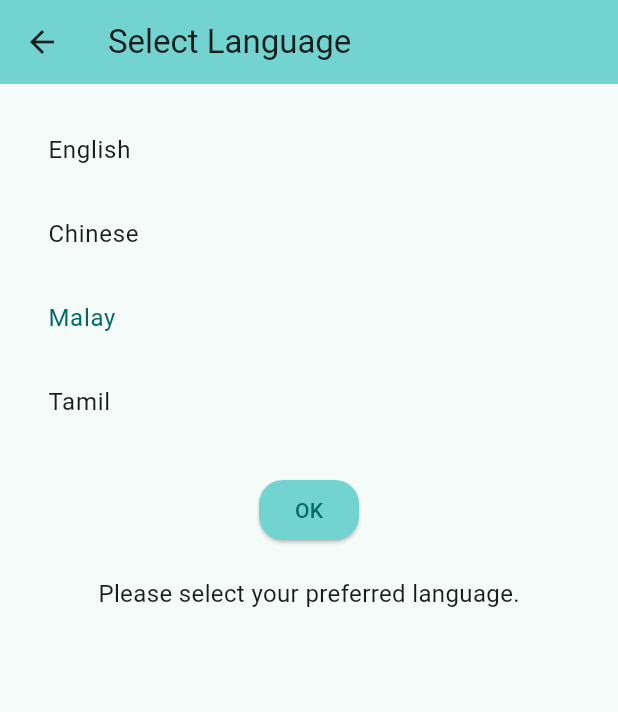
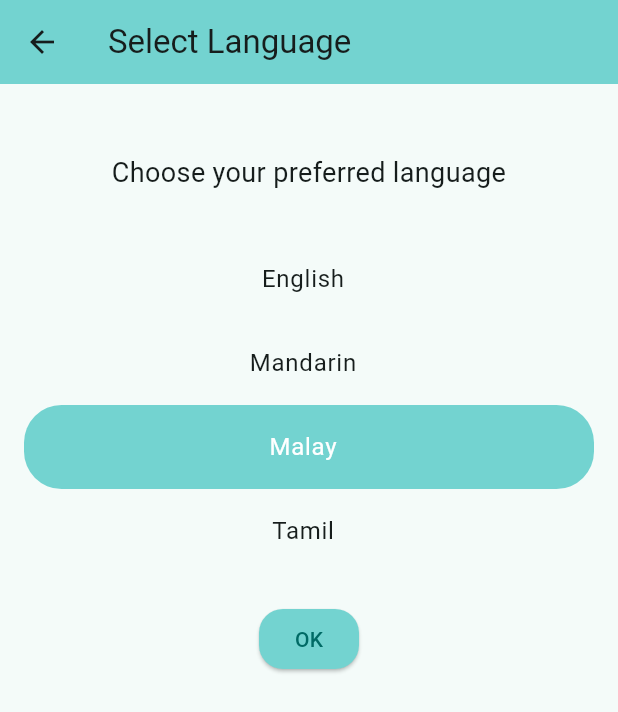
Before and after one commit to ayres-xxvii/safe_guard_sg, a Flutter app: the LanguagePage screen opened directly, after a tap on "Malay", on a phone screen of 412 x 824 dp. Shown: the top 712 px of the screen. Run offline on Flutter 3.47's test engine with Material 3 defaults, Android fonts, the light colour scheme and no system bars; our stand-ins replace flutter_map, geocoding, geolocator, image_picker, latlong2, shared_preferences; accounts and stored records are empty; generated files the repository leaves out were written again; Roboto replaces fonts that are missing (Poppins).

Commit message:
feat: working stateful language translation

```diff
--- a/lib/language.dart
+++ b/lib/language.dart
@@ -1,5 +1,7 @@
 import 'package:flutter/material.dart';
+import 'package:safe_guard_sg/main.dart';
 import 'package:shared_preferences/shared_preferences.dart';
+import 'package:flutter_gen/gen_l10n/app_localizations.dart';
 
 class LanguagePage extends StatefulWidget {
   const LanguagePage({super.key});
@@ -9,7 +11,17 @@ class LanguagePage extends StatefulWidget {
 }
 
 class _LanguagePageState extends State<LanguagePage> {
-  String? _selectedLanguage;
+  String? _selectedLanguage = 'en';
+
+  @override
+  void initState() {
+    super.initState();
+    WidgetsBinding.instance.addPostFrameCallback((_) {
+      setState(() {
+        _selectedLanguage = Localizations.localeOf(context).languageCode;
+      });
+    });
+  }
 
   // This function will save the selected language in shared preferences
   Future<void> _saveLanguagePreference(String language) async {
@@ -19,20 +31,29 @@ class _LanguagePageState extends State<LanguagePage> {
 
   // This function will handle when the OK button is pressed
   void _onOkPressed() {
-    if (_selectedLanguage != null) {
+    // if (_selectedLanguage != null) {
       // Save the selected language to shared preferences
       _saveLanguagePreference(_selectedLanguage!);
+      MyApp.of(context).setLocale(Locale(_selectedLanguage!));
       Navigator.pop(context); // Go back to the previous page
-    } else {
-      // Optionally show an error message if no language is selected
-      ScaffoldMessenger.of(context).showSnackBar(
-        const SnackBar(content: Text('Please select a language')),
-      );
-    }
+    // } else {
+    //   // Optionally show an error message if no language is selected
+    //   ScaffoldMessenger.of(context).showSnackBar(
+    //     const SnackBar(content: Text('Please select a language')),
+    //   );
+    // }
   }
 
   @override
   Widget build(BuildContext context) {
+    final AppLocalizations? localizations = AppLocalizations.of(context);
+    Map languages = <String, String>{
+      'en': localizations!.english,
+      'zh': localizations.mandarin,
+      'ms': localizations.malay,
+      'ta': localizations.tamil,
+    };
+
     return Scaffold(
       appBar: AppBar(
         title: const Text("Select Language"),
@@ -42,42 +63,69 @@ class _LanguagePageState extends State<LanguagePage> {
         padding: const EdgeInsets.all(16.0),
         child: Column(
           children: [
-            ListTile(
-              title: const Text("English"),
-              onTap: () {
-                setState(() {
-                  _selectedLanguage = "English";
-                });
-              },
-              selected: _selectedLanguage == "English",
+            Padding(
+              padding: const EdgeInsets.only(top: 30, bottom: 30),
+              child: Text(
+                localizations.languagePageHeading,
+                textAlign: TextAlign.center,
+                style: const TextStyle(
+                  fontSize: 18,
+                ),
+              ),
             ),
-            ListTile(
-              title: const Text("Chinese"),
-              onTap: () {
-                setState(() {
-                  _selectedLanguage = "Chinese";
-                });
-              },
-              selected: _selectedLanguage == "Chinese",
-            ),
-            ListTile(
-              title: const Text("Malay"),
-              onTap: () {
-                setState(() {
-                  _selectedLanguage = "Malay";
-                });
-              },
-              selected: _selectedLanguage == "Malay",
-            ),
-            ListTile(
-              title: const Text("Tamil"),
-              onTap: () {
-                setState(() {
-                  _selectedLanguage = "Tamil";
-                });
-              },
-              selected: _selectedLanguage == "Tamil",
-            ),
+            for (var code in languages.keys)
+              code == _selectedLanguage ?
+              ListTile(
+                title: Center(
+                  child: Text(languages[code], style: TextStyle(color: Colors.white),)
+                ),
+                tileColor: const Color(0xFF73D3D0),
+                shape: RoundedRectangleBorder(
+                  borderRadius: BorderRadius.all(Radius.circular(25)),
+                ),
+                onTap: () {}
+              ) :
+              ListTile(
+                title: Center(
+                  child: Text(languages[code])
+                ),
+                shape: RoundedRectangleBorder(
+                  borderRadius: BorderRadius.all(Radius.circular(25)),
+                ),
+                onTap: () {
+                  setState(() {
+                    _selectedLanguage = code;
+                    print(_selectedLanguage);
+                  });
+                }
+              ),
+            // ListTile(
+            //   title: const Text("Chinese"),
+            //   onTap: () {
+            //     setState(() {
+            //       _selectedLanguage = "Chinese";
+            //     });
+            //   },
+            //   selected: _selectedLanguage == "Chinese",
+            // ),
+            // ListTile(
+            //   title: const Text("Malay"),
+            //   onTap: () {
+            //     setState(() {
+            //       _selectedLanguage = "Malay";
+            //     });
+            //   },
+            //   selected: _selectedLanguage == "Malay",
+            // ),
+            // ListTile(
+            //   title: const Text("Tamil"),
+            //   onTap: () {
+            //     setState(() {
+            //       _selectedLanguage = "Tamil";
+            //     });
+            //   },
+            //   selected: _selectedLanguage == "Tamil",
+            // ),
             const SizedBox(height: 20),
             ElevatedButton(
                 onPressed: _onOkPressed,
@@ -90,10 +138,6 @@ class _LanguagePageState extends State<LanguagePage> {
                 child: const Text("OK"),
                 ),
             const SizedBox(height: 20),
-            const Text(
-              "Please select your preferred language.",
-              style: TextStyle(fontSize: 16),
-            ),
           ],
         ),
       ),
--- a/lib/main.dart
+++ b/lib/main.dart
@@ -1,27 +1,48 @@
 import 'package:flutter/material.dart';
 import 'package:flutter_localizations/flutter_localizations.dart';
 import 'package:flutter_gen/gen_l10n/app_localizations.dart';
+import 'package:shared_preferences/shared_preferences.dart';
 import 'home.dart';
-import 'languages.dart';
 
-void main() {
-  runApp(const MyApp());
+void main() async {
+  // Load saved language preference on app start
+  final prefs = await SharedPreferences.getInstance();
+  final String? savedLanguage = prefs.getString('language');
+
+  runApp(MyApp(initLocale: savedLanguage != null ? Locale(savedLanguage) : null));
 }
 
 class MyApp extends StatefulWidget {
-  const MyApp({super.key});
+  final Locale? initLocale;
+
+  const MyApp({super.key, this.initLocale});
 
   @override
   State<MyApp> createState() => _MyAppState();
+
+  static _MyAppState of(BuildContext context) =>
+      context.findAncestorStateOfType<_MyAppState>()!;
 }
 
 class _MyAppState extends State<MyApp> {
-  Locale _locale = const Locale('en');
+  Locale? _locale = Locale('en');
 
+  // Method to change the app's locale
   void setLocale(Locale locale) {
     setState(() {
       _locale = locale;
     });
+
+    // Save preference for next app start
+    SharedPreferences.getInstance().then((prefs) {
+      prefs.setString('language', locale.languageCode);
+    });
+  }
+
+  @override
+  void initState() {
+    super.initState();
+    _locale = widget.initLocale;
   }
 
   @override
```
Also changed, not shown: lib/home.dart (+6 -2 lines).
